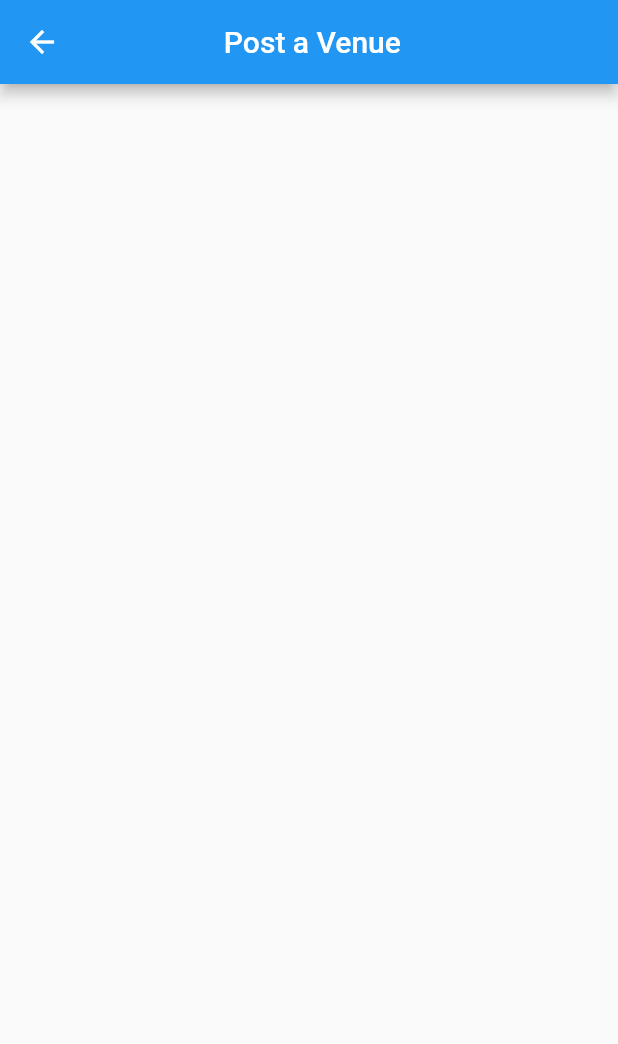
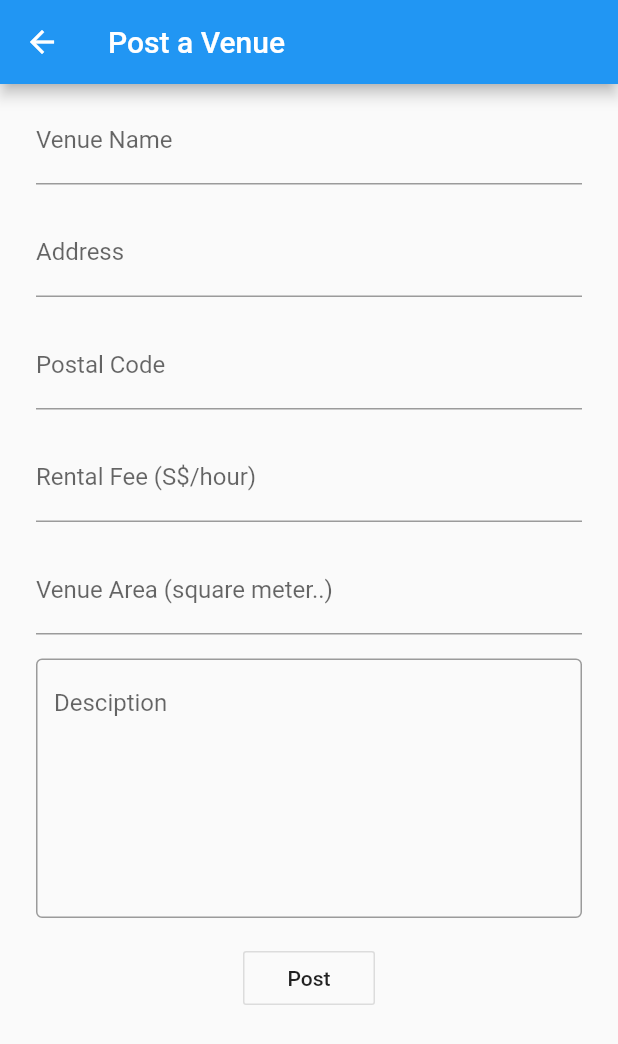
Before and after one commit to DouMaokang/EventSG, a Flutter app: the PostPage screen opened directly, after a tap on "Venue Post", on a phone screen of 412 x 824 dp. Shown: the top 1044 px of the screen. Run offline on Flutter 3.47's test engine with Material 2 defaults, Android fonts, the phone set to English and light mode, and no system bars; our stand-ins replace bloc, datetime_picker_formfield, email_validator, equatable, expandable, flutter_bloc and 2 more; missing offline and left inert: frideos; network calls fail.

Commit message:
added event posting page

```diff
--- a/event_sg/lib/api_clients/event_api_client.dart
+++ b/event_sg/lib/api_clients/event_api_client.dart
@@ -10,7 +10,7 @@ import 'package:http/http.dart' as http;
 class EventApiClient {
   // maokang's ip: 192.168.31.72
   // your local ip: 127.0.0.1
-  static const baseUrl = 'http://192.168.31.72:8080/api';
+  static const baseUrl = 'http://127.0.0.1:8080/api';
   final http.Client httpClient;
 
   EventApiClient({
--- a/event_sg/lib/api_clients/registration_api_client.dart
+++ b/event_sg/lib/api_clients/registration_api_client.dart
@@ -10,7 +10,7 @@ import 'package:http/http.dart' as http;
 class RegistrationApiClient {
   // maokang's ip: 192.168.31.72
   // your local ip: 127.0.0.1
-  static const baseUrl = 'http://192.168.31.72:8080/api';
+  static const baseUrl = 'http://127.0.0.1:8080/api';
   final http.Client httpClient;
 
   RegistrationApiClient({
--- /dev/null
+++ b/event_sg/lib/globals/login.dart
@@ -0,0 +1,56 @@
+import 'dart:convert';
+
+import 'package:event_sg/globals/urls.dart';
+import 'package:flutter/material.dart';
+import 'package:http/http.dart' as http;
+import 'package:uuid/uuid.dart';
+
+class Login {
+
+  static final Login _login = Login._internal();
+  // TODO: change this!
+  String _userId = "3b41e41f-1b4b-4708-98ec-28145d2c4e6a"; // change to ""
+  bool _isLoggedIn = true; // change to false
+
+  factory Login() {
+    return _login;
+  }
+
+  Login._internal();
+
+  /// Changes the userId based on http response if the user is found.
+  /// Else, throw an error.
+  logIn({@required String email, @required String password}) async {
+    final url = "${Urls.apiUrlBase}/user/login/$email/$password";
+    final response = await http.get(url);
+    String userId = jsonDecode(response.body);
+    print(userId);
+
+    if (userId.length == Uuid().v4().length) {
+      _isLoggedIn = true;
+      print("Logged in!");
+    } else {
+      throw("Authentication Failed!");
+    }
+
+  }
+
+  /// Changes the login status to false.
+  logOut() {
+    if (_isLoggedIn) {
+      this._isLoggedIn = false;
+    } else {
+      throw ("Error: user not logged in!");
+    }
+  }
+
+  /// Returns the userId if the user is logged in.
+  String getUserId() {
+    if (_isLoggedIn) {
+      return _userId;
+    } else {
+      throw("Error: user not logged in!");
+    }
+  }
+
+}
--- /dev/null
+++ b/event_sg/lib/globals/urls.dart
@@ -0,0 +1,10 @@
+class Urls {
+  static final Urls _login = Urls._internal();
+  factory Urls() {
+    return _login;
+  }
+  Urls._internal();
+// maokang's ip: 192.168.31.72
+// your local ip: 127.0.0.1
+  static const apiUrlBase = "http://127.0.0.1:8080/api";
+}
--- a/event_sg/lib/models/review.dart
+++ b/event_sg/lib/models/review.dart
@@ -1,7 +1,9 @@
+import 'package:event_sg/models/models.dart';
+
 class Review {
   String reviewId;
   String reviewerId;
-  String eventId;
+  String eventId; // there is already a review list in event!
   double rating;
   String content;
 
@@ -11,10 +13,10 @@ class Review {
   factory Review.fromJson(Map<String, dynamic> json){
     return Review(
         reviewId: json['reviewId'],
-        reviewerId: json['reviewerId'],
+        reviewerId: json['reviewer'],
         eventId: json['eventId'],
         rating: json['rating'],
-        content: json['rating']
+        content: json['content']
     );
   }
 }
--- a/event_sg/lib/models/venue.dart
+++ b/event_sg/lib/models/venue.dart
@@ -1,11 +1,12 @@
 import 'package:flutter/foundation.dart';
+import 'package:event_sg/models/models.dart';
 
 class Venue {
 
   String venueId;
   String address;
   int postalCode;
-  String ownerId;
+  User ownerId;
   double rentalFee;
   double area;
   String description;
@@ -19,7 +20,7 @@ class Venue {
         venueId: json['venueId'],
         address: json['address'],
         postalCode: json['postalCode'],
-        ownerId: json['ownerId'],
+        ownerId: json['owner'],
         rentalFee: json['rentalFee'],
         area: json['area'],
         description: json['description'],
--- a/event_sg/lib/presentation/pages/post.dart
+++ b/event_sg/lib/presentation/pages/post.dart
@@ -5,6 +5,8 @@ import 'package:event_sg/presentation/sub_pages/post_event2.dart';
 import 'package:event_sg/presentation/sub_pages/post_venue.dart';
 import 'package:flutter/material.dart';
 import 'package:flutter_bloc/flutter_bloc.dart';
+
+import '../sub_pages/post_venue.dart';
 
 /// This is the stateful widget that the main application instantiates.
 class PostPage extends StatefulWidget {
@@ -66,7 +68,7 @@ class _PostPageState extends State<PostPage> {
                 onPressed: () {
                   Navigator.push(
                     context,
-                    MaterialPageRoute(builder: (context)=>VenuePost()),
+                    MaterialPageRoute(builder: (context)=>VenuePostingPage()),
                   );
                 },
                 color: Colors.purple,
--- a/event_sg/lib/presentation/sub_pages/post_venue.dart
+++ b/event_sg/lib/presentation/sub_pages/post_venue.dart
@@ -1,277 +1,250 @@
+import 'package:event_sg/globals/login.dart';
+import 'package:event_sg/presentation/pages/home.dart';
+import 'package:flutter/material.dart';
 import 'package:email_validator/email_validator.dart';
-import 'package:event_sg/blocs/post_event_bloc.dart';
-import 'package:event_sg/presentation/sub_pages/post_event2.dart';
-import 'package:flutter/material.dart';
-import 'package:flutter_bloc/flutter_bloc.dart';
+import 'package:datetime_picker_formfield/datetime_picker_formfield.dart';
+import 'package:intl/intl.dart';
+import 'package:flutter/services.dart';
+import 'dart:convert';
+import 'dart:io';
+import 'dart:async';
 
-/// This is the stateful widget that the main application instantiates.
-class VenuePost extends StatefulWidget {
-  const VenuePost({Key key}) : super(key: key);
+void main(){
+  runApp(VenuePostingPage());
+}
 
+class VenuePostingPage extends StatefulWidget {
+  const VenuePostingPage({Key key}) : super(key: key);
 
   @override
-  _VenuePostState createState() => _VenuePostState();
+  _VenuePostingPageState createState() => _VenuePostingPageState();
 }
 
+class _VenuePostingPageState extends State<VenuePostingPage> {
+  final GlobalKey<FormState> _formKey = GlobalKey<FormState>();
 
-class _VenuePostState extends State<VenuePost> {
-  final GlobalKey<FormState> _formKey=GlobalKey<FormState>();
-  bool _autoValidate=true;
-  bool organizerChanged=false;
-  bool contactChanged=false;
-  bool emailChanged=false;
-
-  final organizerController=TextEditingController();
-  final organizationController=TextEditingController();
-  final descriptionController=TextEditingController();
-  final contactController=TextEditingController();
-  final emailController=TextEditingController();
-
-  @override
-  // ignore: must_call_super
-  void dispose() {
-    super.dispose();
-    organizationController.dispose();
-    organizerController.dispose();
-    descriptionController.dispose();
-    contactController.dispose();
-    emailController.dispose();
-  }
+  Map jsonMap = {
+    "address": "",
+    "postalCode": "",
+    "ownerId": Login().getUserId(),  // todo get currently logged in user
+    "rentalFee": "",
+    "area": "",
+    "description": "",
+    "venueName": ""
+  };
 
   @override
   Widget build(BuildContext context) {
-    //PostEventBloc _postEventBloc=PostEventBloc();
-    return Scaffold(
-      appBar: AppBar(
-        title: Align (
-            alignment: Alignment(-0.25,0.0),
-            child: const Text('Post a Venue')
-        ),
+    return Form(
+      key: _formKey,
+      child: Scaffold(
+          appBar: AppBar(title: Text("Post a Venue")),
+          body: ListView(
+            scrollDirection: Axis.vertical,
+            shrinkWrap: true,
+            padding: EdgeInsets.symmetric(horizontal: 24, vertical: 8),
+            children: <Widget>[
+              venueNameInput(),
+              const SizedBox(height: 16.0),
+              addressInput(),
+              const SizedBox(height: 16.0),
+              postalCodeInput(),
+              const SizedBox(height: 16.0),
+              rentalFeeInput(),
+              const SizedBox(height: 16.0),
+              areaInput(),
+              const SizedBox(height: 16.0),
+              descriptionInput(),
+              const SizedBox(height: 16.0),
 
-      ),
-      /*
-      body: SingleChildScrollView(
-        child: Center(
-          child: Form(
-            key: _formKey,
-            autovalidate: _autoValidate,
-            child: Column(
-              children: <Widget>[
-                SizedBox(height: 28,),
-                Padding(
-                  padding: const EdgeInsets.symmetric(horizontal: 16.0),
-                  child: Container(
-                    width: double.infinity,
-                    child: Text(
-                      "1. Organization Information",
-                      //textAlign: TextAlign.left,
-                      style: TextStyle(
-                          fontSize: 24,
-                          fontWeight: FontWeight.bold
-                      ),
-                    ),
+              Row(
+                mainAxisAlignment: MainAxisAlignment.center,
+                crossAxisAlignment: CrossAxisAlignment.center,
+                children: <Widget>[
+                  OutlineButton(
+                    highlightedBorderColor: Colors.black,
+                    onPressed:  _submit,
+                    child: const Text('Post'),
                   ),
-                ),
-                SizedBox(height: 24,),
-                Padding(
-                  padding: const EdgeInsets.symmetric(horizontal: 16.0),
-                  child: Container(
-                    //height: 48,
-                    child: TextFormField(
-                      controller: organizerController,
-                      onChanged: (text) {organizerChanged=true;postEventBloc.setOrganizer(text);},
-                      validator: (value) {
-                        if (!organizerChanged) {postEventBloc.validateOrganizer(false);return null;}
-                        if (value.length==0) {postEventBloc.validateOrganizer(false);return 'Organizer is mandatory';}
-                        postEventBloc.validateOrganizer(true);return null;
-                      },
-                      obscureText:false,
-                      decoration: InputDecoration(
-                        contentPadding: EdgeInsets.all(10.0),
-                        //border: OutlineInputBorder(),
-                        hintText: 'Organizer (*)',
-                        labelText: 'Organizer (*)',
-                      ),
-                    ),
-                  ),
-                ),
-                SizedBox(height: 20,),
-                Padding(
-                  padding: const EdgeInsets.symmetric(horizontal: 16.0),
-                  child: Container(
-                    //height: 48,
-                    child: TextField(
-                      controller: organizationController,
-                      onChanged: (text) {postEventBloc.setOrganization(text);},
-                      obscureText:false,
-                      decoration: InputDecoration(
-                        contentPadding: EdgeInsets.all(10.0),
-                        //border: OutlineInputBorder(),
-                        hintText: 'Organization Name',
-                        labelText: 'Organization Name',
-                      ),
-                    ),
-                  ),
-                ),
-                SizedBox(height: 20,),
-                Padding(
-                  padding: const EdgeInsets.symmetric(horizontal: 16.0),
-                  child: Container(
-                    //height: 48,
-                    child: TextFormField(
-                      controller: contactController,
-                      onChanged: (text) {contactChanged=true;postEventBloc.setContact(text);},
-                      validator: (value) {
-                        if (!contactChanged) {postEventBloc.validateContact(false);return null;}
-                        if (value.length==0) {postEventBloc.validateContact(false);return 'Contact Number is mandatory';}
-                        Pattern pattern = r'[8-9]\d{7}';
-                        RegExp regex = new RegExp(pattern);
-                        if (!regex.hasMatch(value)) {postEventBloc.validateContact(false);return 'Invalid Singapore mobile number';}
-                        postEventBloc.validateContact(true); return null;
-                      },
-                      obscureText:false,
-                      decoration: InputDecoration(
-                        contentPadding: EdgeInsets.all(10.0),
-                        //border: OutlineInputBorder(),
-                        hintText: 'Contact Number (*)',
-                        labelText: 'Contact Number (*)',
-                        //errorText: validateContact(contactController.text),
+                ],
+              ),
+            ],
+          )),
+    );
+  }
 
-                      ),
-                    ),
-                  ),
-                ),
-                SizedBox(height: 20,),
-                Padding(
-                  padding: const EdgeInsets.symmetric(horizontal: 16.0),
-                  child: Container(
-                    //height: 48,
-                    child: TextFormField(
-                      controller: emailController,
-                      onChanged: (text) {emailChanged=true;postEventBloc.setDescription(text);},
-                      validator: (value) {
-                        if (!emailChanged) {postEventBloc.validateEmail(false);return null;}
-                        if (value.length==0) {postEventBloc.validateEmail(false);return 'Email Address is mandatory';}
-                        Pattern pattern = r"^[a-zA-Z0-9.a-zA-Z0-9.!#$%&'*+-/=?^_`{|}~]+@[a-zA-Z0-9]+\.[a-zA-Z]+";
-                        RegExp regex = new RegExp(pattern);
-                        if (!regex.hasMatch(value)) {postEventBloc.validateEmail(false);return 'Invalid email address';}
-                        postEventBloc.validateEmail(true);return null;
-                      },
-                      obscureText:false,
-                      decoration: InputDecoration(
-                        contentPadding: EdgeInsets.all(10.0),
-                        //border: OutlineInputBorder(),
-                        hintText: 'Email Address (*)',
-                        labelText: 'Email Address (*)',
-                      ),
-                    ),
-                  ),
-                ),
-                SizedBox(height: 30,),
-                Padding(
-                  padding: const EdgeInsets.symmetric(horizontal: 16.0),
-                  child: Container(
-                    //height: 120,
-                    child: TextField(
-                      //keyboardType: TextInputType.multiline,
-                      controller: descriptionController,
-                      onChanged: (text) {postEventBloc.setDescription(text);},
-                      maxLines: 6,
-                      obscureText:false,
-                      decoration: InputDecoration(
-                        contentPadding: EdgeInsets.all(10.0),
-                        alignLabelWithHint: true,
-                        border: OutlineInputBorder(),
-                        hintText: 'Organization Descripton',
-                        labelText: 'Organization Descripton',
-                      ),
-                    ),
-                  ),
-                ),
-                SizedBox(height: 20,),
+  void _submit() async {
+    print(jsonMap);
+    if(_formKey.currentState.validate()){
+      String url ='http://127.0.0.1:8080/api/venue/add';
+      String response = await apiRequest(url, jsonMap);
+      if(response!="")
+        _showDialog();
+      else
+        _showSuccessDialog();
+//        else
+//          Navigator.push(
+//            context,
+//            MaterialPageRoute(builder: (context) => Homepage()),
+//          );
+    }
+  }
+
+  void _showDialog() {
+    // flutter defined function
+    showDialog(
+      context: context,
+      builder: (BuildContext context) {
+        // return object of type Dialog
+        return AlertDialog(
+          title: new Text("Error"),
+          content: new Text("There is an unknown error!."),
+          actions: <Widget>[
+            // usually buttons at the bottom of the dialog
+            new FlatButton(
+              child: new Text("Try again"),
+              onPressed: () {
+                Navigator.of(context).pop();
+              },
+            ),
+          ],
+        );
+      },
+    );
+  }
 
 
-                SizedBox(height: 8,),
-                Center(
-                  child: Column(
-                    children: <Widget>[
-                      Text(
-                        "( All * entries are mandatory )",
-                      ),
-                    ],
-                  ),
-                ),
-                SizedBox(height:40,),
-              ],
-            ),
-          ),
-        ),
-      ),
-      bottomNavigationBar: BottomAppBar(
-        color: Colors.lightBlue,
-        child: Row(
-          mainAxisAlignment: MainAxisAlignment.spaceEvenly,
-          children: <Widget>[
-            ButtonBar(
-                children: [
-                  FlatButton(
-                    child: Text(
-                      " Save ",
-                      style: TextStyle(
-                        color: Colors.white,
-                        fontSize: 20,
-                      ),
-                    ),
-                    onPressed: () {
-                      if (_formKey.currentState.validate()) {
-                        _formKey.currentState.save();
-                        //Save
-                      }
-                    },
-                    color: Colors.green,
-                    padding: const EdgeInsets.symmetric(horizontal: 30, vertical: 10),
-                  ),
-
-                ]
-            ),
-            ButtonBar(
-                children: [
-                  FlatButton(
-                    onPressed: () {
-                      /*
-                      if (_formKey.currentState.validate()) {
-                        _formKey.currentState.save();
-                      }
-                      */
-                      postEventBloc.check1stPage();
-                      Navigator.push(
-                        context,
-                        MaterialPageRoute(builder: (context)=>EventPostSecond()),
-                      );
-                    },
-                    color: Colors.purple,
-                    padding: const EdgeInsets.symmetric(horizontal: 30, vertical: 10),
-
-                    child: Row(
-                        children: <Widget>[
-                          Text(
-                            " Next",
-                            style: TextStyle(
-                              color: Colors.white,
-                              fontSize: 20,
-                            ),
-                          ),
-                          Icon(Icons.arrow_forward),
-                        ]
-                    ),
-                  ),
-                ]
+  void _showSuccessDialog() {
+    // flutter defined function
+    showDialog(
+      context: context,
+      builder: (BuildContext context) {
+        // return object of type Dialog
+        return AlertDialog(
+          title: new Text("Success"),
+          content: new Text("Venue created."),
+          actions: <Widget>[
+            // usually buttons at the bottom of the dialog
+            new FlatButton(
+              child: new Text("Done"),
+              onPressed: () {
+                Navigator.of(context).pop();
+                Navigator.of(context).pop();},
             ),
           ],
-        ),
+        );
+      },
+    );
+  }
+
+  Future<String> apiRequest(String url, Map jsonMap) async {
+    HttpClient httpClient = new HttpClient();
+    HttpClientRequest request = await httpClient.postUrl(Uri.parse(url));
+    request.headers.set('content-type', 'application/json');
+    request.add(utf8.encode(json.encode(jsonMap)));
+    HttpClientResponse response = await request.close();
+    // todo - should check the response.statusCode
+    String reply = await response.transform(utf8.decoder).join();
+    httpClient.close();
+    return reply;
+  }
+
+  Widget venueNameInput() {
+    return TextFormField(
+      keyboardType: TextInputType.text ,
+      decoration: InputDecoration(
+        labelText: "Venue Name",
+        hintText: "e.g Hall 14 Function Room",
       ),
+      textInputAction: TextInputAction.done,
+      onChanged: (name)=> jsonMap["venueName"] = name,
+// todo add regex?
+//      validator: (venueName){
+//        Pattern pattern =
+//            r'^(?=.*[0-9]+.*)(?=.*[a-zA-Z]+.*)[0-9a-zA-Z]{6,}$';
+//        RegExp regex = new RegExp(pattern);
+//        if (!regex.hasMatch(venueName.trim())){
+//          return 'Invalid venue Name. Need at least 1 letter & 1 number. Length >= 6 ';
+//        }
+//        else
+//          return null;
+//      },
+    );
+  }
 
-       */
+  Widget addressInput() {
+    return TextFormField(
+      textCapitalization: TextCapitalization.words,
+      keyboardType: TextInputType.text ,
+      decoration: InputDecoration(
+        labelText: "Address",
+        hintText: "e.g 34 Nanyang Crescent",
+      ),
+      textInputAction: TextInputAction.done,
+      onChanged: (name)=> jsonMap["address"] = name,
+    );
+  }
+
+  Widget postalCodeInput() {
+    return TextFormField(
+      keyboardType: TextInputType.number,
+      inputFormatters: <TextInputFormatter>[
+        WhitelistingTextInputFormatter.digitsOnly],
+      decoration: InputDecoration(
+        labelText: "Postal Code",
+        hintText: "e.g 637634",
+      ),
+      validator: (postalCode) {
+        if(postalCode.trim().length!=6){
+          return "Invalid postal code. Length should = 6.";
+        }
+        return null;
+      },
+      textInputAction: TextInputAction.done,
+      onChanged: (name)=> jsonMap["postalCode"] = int.parse(name),
+    );
+  }
+
+  Widget rentalFeeInput() {
+    return TextFormField(
+      keyboardType: TextInputType.number,
+      inputFormatters: <TextInputFormatter>[
+        WhitelistingTextInputFormatter.digitsOnly],
+      decoration: InputDecoration(
+        labelText: "Rental Fee (S\$/hour)",
+        hintText: "e.g 200",
+      ),
+      textInputAction: TextInputAction.done,
+      onChanged: (name)=> jsonMap["rentalFee"] = double.parse(name),
+    );
+  }
+
+  Widget areaInput() {
+    return TextFormField(
+      keyboardType: TextInputType.number,
+      inputFormatters: <TextInputFormatter>[
+        WhitelistingTextInputFormatter.digitsOnly],
+      decoration: InputDecoration(
+        labelText: "Venue Area (square meter..)",
+        hintText: "e.g 100",
+      ),
+      textInputAction: TextInputAction.done,
+      onChanged: (name)=> jsonMap["area"] = double.parse(name),
+    );
+  }
+
+  Widget descriptionInput() {
+    return TextFormField(
+      keyboardType: TextInputType.text,
+      maxLines: 7,
+      decoration: InputDecoration(
+        border: OutlineInputBorder(),
+        alignLabelWithHint: true,
+        labelText: "Desciption",
+        hintText: "e.g This is the best place for ...",
+      ),
+      textInputAction: TextInputAction.done,
+      onChanged: (name)=> jsonMap["description"] = name,
     );
   }
 }
--- a/event_sg/pubspec.yaml
+++ b/event_sg/pubspec.yaml
@@ -29,6 +29,7 @@ dependencies:
   url_launcher: ^5.4.2
   geolocator: ^5.3.0
   equatable: ^1.1.1
+  path_provider: 1.6.1
 
   # The following adds the Cupertino Icons font to your application.
   # Use with the CupertinoIcons class for iOS style icons.
```
Also changed, not shown: event_sg/pubspec.lock, 1 other file.
